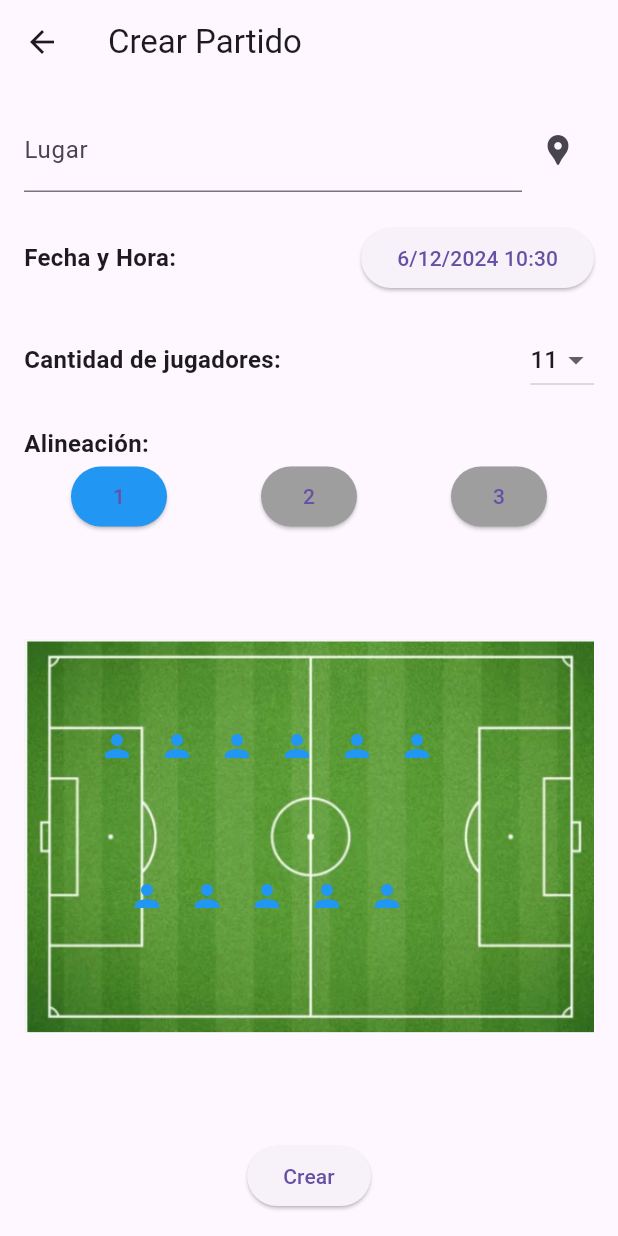
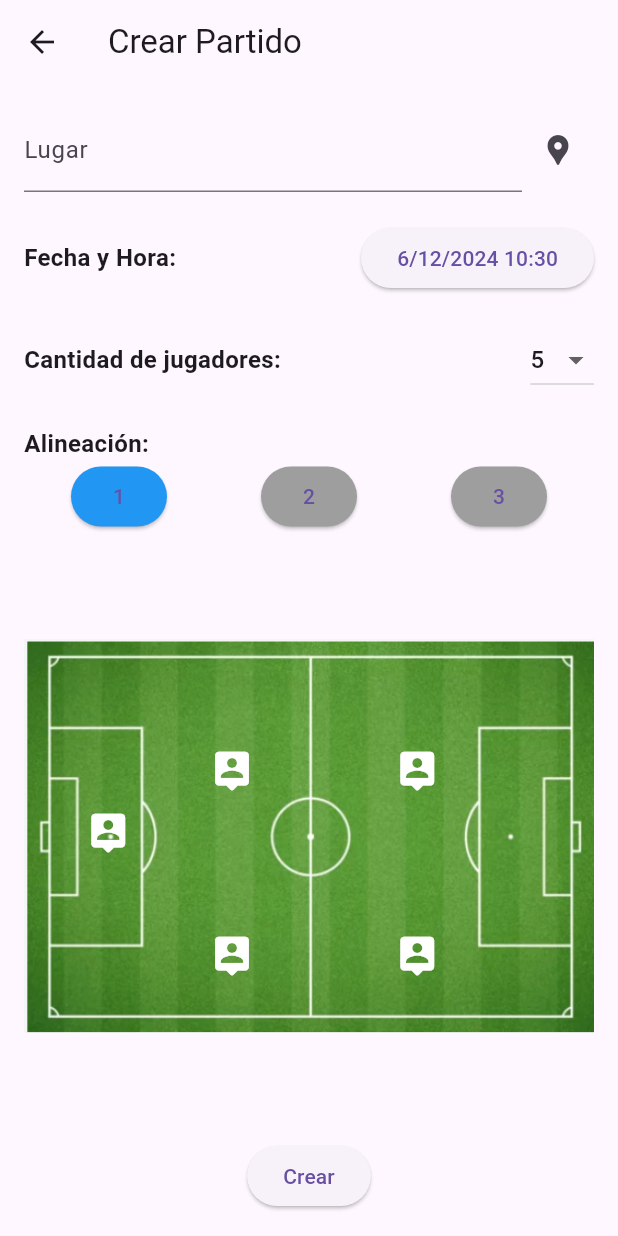
Before and after one commit to tiagosansopa/md_fe, a Flutter app: the CreateMatchScreen screen opened directly, on a phone screen of 412 x 824 dp. Run offline on Flutter 3.47's test engine with Material 3 defaults, Android fonts, the phone set to English and light mode, and no system bars; our stand-ins replace shared_preferences; accounts and stored records are empty.

Commit message:
match screen

```diff
--- a/lib/screens/create_match_screen.dart
+++ b/lib/screens/create_match_screen.dart
@@ -9,22 +9,64 @@ class CreateMatchScreen extends StatefulWidget {
 class _CreateMatchScreenState extends State<CreateMatchScreen> {
   String _location = '';
   DateTime _selectedDateTime = DateTime.now();
-  int _playerCount = 11;
-  int _alignment = 1; // 1, 2 o 3
-  List<int> _playerPositions = [];
+  int _playerCount = 5;
+  int _alignment = 1; // 1, 2, or 3
   bool _isSubmitting = false;
 
-  @override
-  void initState() {
-    super.initState();
-    _updatePlayerPositions(); // Inicializa posiciones
-  }
-
-  void _updatePlayerPositions() {
-    setState(() {
-      _playerPositions = List.generate(_playerCount, (index) => index + 1);
-    });
-  }
+  final Map<int, List<List<Offset>>> _alignments = {
+    5: [
+      [
+        Offset(0.1, 0.2),
+        Offset(0.3, 0.15),
+        Offset(0.3, 0.3),
+        Offset(0.6, 0.15),
+        Offset(0.6, 0.3)
+      ], // Alignment 1
+      [
+        Offset(0.1, 0.2),
+        Offset(0.25, 0.15),
+        Offset(0.25, 0.3),
+        Offset(0.35, 0.2),
+        Offset(0.6, 0.2)
+      ], // Alignment 2
+      [
+        Offset(0.1, 0.2),
+        Offset(0.3, 0.2),
+        Offset(0.45, 0.15),
+        Offset(0.45, 0.3),
+        Offset(0.6, 0.2)
+      ], // Alignment 3
+    ],
+    7: [
+      [
+        Offset(0.1, 0.2),
+        Offset(0.2, 0.15),
+        Offset(0.2, 0.25),
+        Offset(0.45, 0.1),
+        Offset(0.45, 0.2),
+        Offset(0.45, 0.3),
+        Offset(0.7, 0.2)
+      ], // Alignment 1
+      [
+        Offset(0.1, 0.2),
+        Offset(0.2, 0.1),
+        Offset(0.2, 0.2),
+        Offset(0.2, 0.3),
+        Offset(0.45, 0.15),
+        Offset(0.45, 0.25),
+        Offset(0.7, 0.2)
+      ], // Alignment 2
+      [
+        Offset(0.1, 0.2),
+        Offset(0.2, 0.2),
+        Offset(0.45, 0.1),
+        Offset(0.45, 0.2),
+        Offset(0.45, 0.3),
+        Offset(0.7, 0.15),
+        Offset(0.7, 0.25),
+      ], // Alignment 3
+    ],
+  };
 
   void _pickDateTime() async {
     DateTime? pickedDate = await showDatePicker(
@@ -72,9 +114,9 @@ class _CreateMatchScreenState extends State<CreateMatchScreen> {
         method: 'POST',
         body: matchData,
         headers: {
-          'Content-Type': 'application/json', // Especifica el tipo de contenido
+          'Content-Type': 'application/json',
         },
-        context: context, // Para manejar errores de autenticación
+        context: context,
       );
 
       if (response.statusCode == 201) {
@@ -101,6 +143,12 @@ class _CreateMatchScreenState extends State<CreateMatchScreen> {
 
   @override
   Widget build(BuildContext context) {
+    final alignmentsForPlayers = _alignments[_playerCount] ??
+        []; // Fetch alignments for current player count
+    final positions = alignmentsForPlayers.isNotEmpty
+        ? alignmentsForPlayers[_alignment - 1]
+        : [];
+
     return Scaffold(
       appBar: AppBar(
         title: Text('Crear Partido'),
@@ -123,9 +171,7 @@ class _CreateMatchScreenState extends State<CreateMatchScreen> {
                 ),
                 IconButton(
                   icon: Icon(Icons.location_pin),
-                  onPressed: () {
-                    // Agregar lógica de coordenadas más adelante
-                  },
+                  onPressed: () {},
                 ),
               ],
             ),
@@ -159,7 +205,7 @@ class _CreateMatchScreenState extends State<CreateMatchScreen> {
                 Spacer(),
                 DropdownButton<int>(
                   value: _playerCount,
-                  items: [5, 7, 9, 11]
+                  items: [5, 7, 11]
                       .map((count) => DropdownMenuItem<int>(
                             value: count,
                             child: Text('$count'),
@@ -168,7 +214,8 @@ class _CreateMatchScreenState extends State<CreateMatchScreen> {
                   onChanged: (value) {
                     setState(() {
                       _playerCount = value!;
-                      _updatePlayerPositions();
+                      _alignment =
+                          1; // Reset to first alignment when player count changes
                     });
                   },
                 ),
@@ -211,16 +258,20 @@ class _CreateMatchScreenState extends State<CreateMatchScreen> {
                       height: double.infinity,
                     ),
                   ),
-                  for (int i = 0; i < _playerCount; i++)
+                  for (int i = 0; i < positions.length; i++)
                     Positioned(
-                      top: (i % 2 == 0 ? 100 : 200) +
-                          (_alignment == 1
-                              ? 10
-                              : _alignment == 2
-                                  ? 20
-                                  : 30),
-                      left: 50.0 + (i * 20.0),
-                      child: Icon(Icons.person, size: 24, color: Colors.blue),
+                      top: positions[i].dy * MediaQuery.of(context).size.height,
+                      left: positions[i].dx * MediaQuery.of(context).size.width,
+                      child: Icon(Icons.person_pin_rounded,
+                          size: 30, color: Colors.white),
+                      //     Text(
+                      //   '${i + 1}', // Display the index starting from 1
+                      //   style: TextStyle(
+                      //     fontSize: 16,
+                      //     color: Colors.white, // Match the icon color
+                      //     fontWeight: FontWeight.bold,
+                      //   ),
+                      // )
                     ),
                 ],
               ),
```
Also changed, not shown: lib/main.dart (+41 -7 lines), lib/screens/match_detail_screen.dart (+144 -36 lines).
